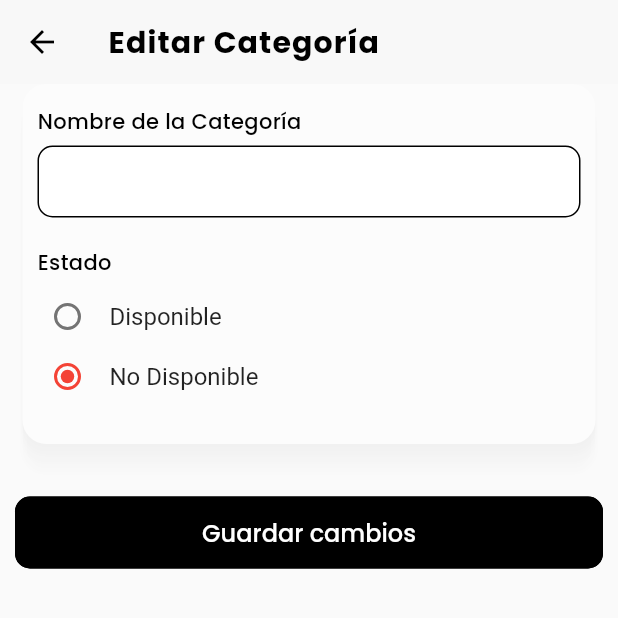
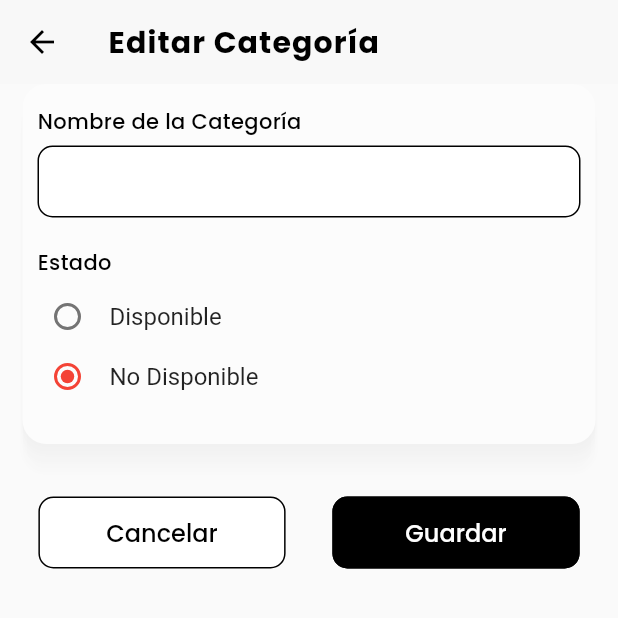
Before and after one commit to 4CROS2/app_restaurant_management, a Flutter app: the EditCategoryScreen screen opened directly with empty values, on a phone screen of 412 x 824 dp, the top half of it. Run offline on Flutter 3.47's test engine with Material 2 defaults, Android fonts, the phone set to English and light mode, and no system bars; our stand-ins replace cloud_firestore, file_picker, firebase_auth, firebase_core, firebase_storage, flutter_phoenix and 4 more; accounts and stored records are empty; project files that could hold a hidden picture were left out.

Commit message:
Editar producto - Modificaciones en screen edit product dquote> - Modificaciones en provider menu para añadir uploadFiles dquote> - Modificaciones en detalle producto mandando datos del producto dquote> - Modificaciones en new product limpiando codigo y reduciendo lo innecesario dquote> - Modicaciones en category edit quitando codigo dquote>

```diff
--- a/lib/settings/screen/category/edit_category.dart
+++ b/lib/settings/screen/category/edit_category.dart
@@ -1,5 +1,6 @@
 import 'package:app_restaurant_management/settings/bloc/setting_provider.dart';
 import 'package:app_restaurant_management/settings/models/category_model.dart';
+import 'package:app_restaurant_management/widgets/button_cancel.dart';
 import 'package:app_restaurant_management/widgets/button_confirm.dart';
 import 'package:app_restaurant_management/widgets/modal_order.dart';
 import 'package:flutter/material.dart';
@@ -114,9 +115,18 @@ class _EditCategoryScreenState extends State<EditCategoryScreen> {
             ),
           ),
           const SizedBox(height: 10),
+          Row(
+            mainAxisAlignment: MainAxisAlignment.spaceAround,
+            children: [
+              ButtonCancel(
+                textButton: 'Cancelar',
+                onPressed: () async {
+                  Navigator.of(context).pop(true);
+                },
+              ),
               ButtonConfirm(
-            width: MediaQuery.of(context).size.width,
-            textButton: 'Guardar cambios',
+                // width: MediaQuery.of(context).size.width,
+                textButton: 'Guardar',
                 onPressed: () async {
                   await provider.updateCategory(
                       widget.category.id,
@@ -148,6 +158,8 @@ class _EditCategoryScreenState extends State<EditCategoryScreen> {
               ),
             ],
           ),
+        ],
+      ),
     );
   }
 }
```
Also changed, not shown: lib/menu/widgets/card_product.dart (+33 -21 lines). Lines whose indentation alone changed are shown as unchanged.
